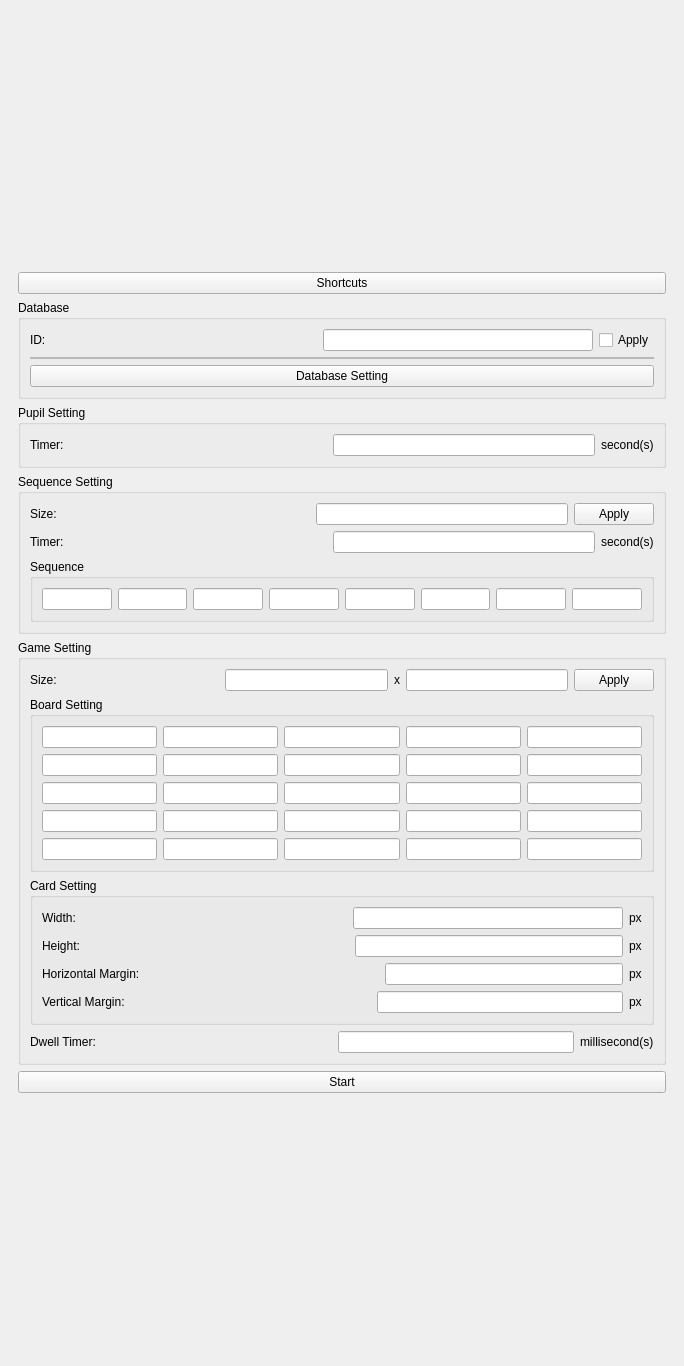
First picture: the form in ui/main.ui, repository DVL-Sejong/GazeTrackerGame, before the edit.
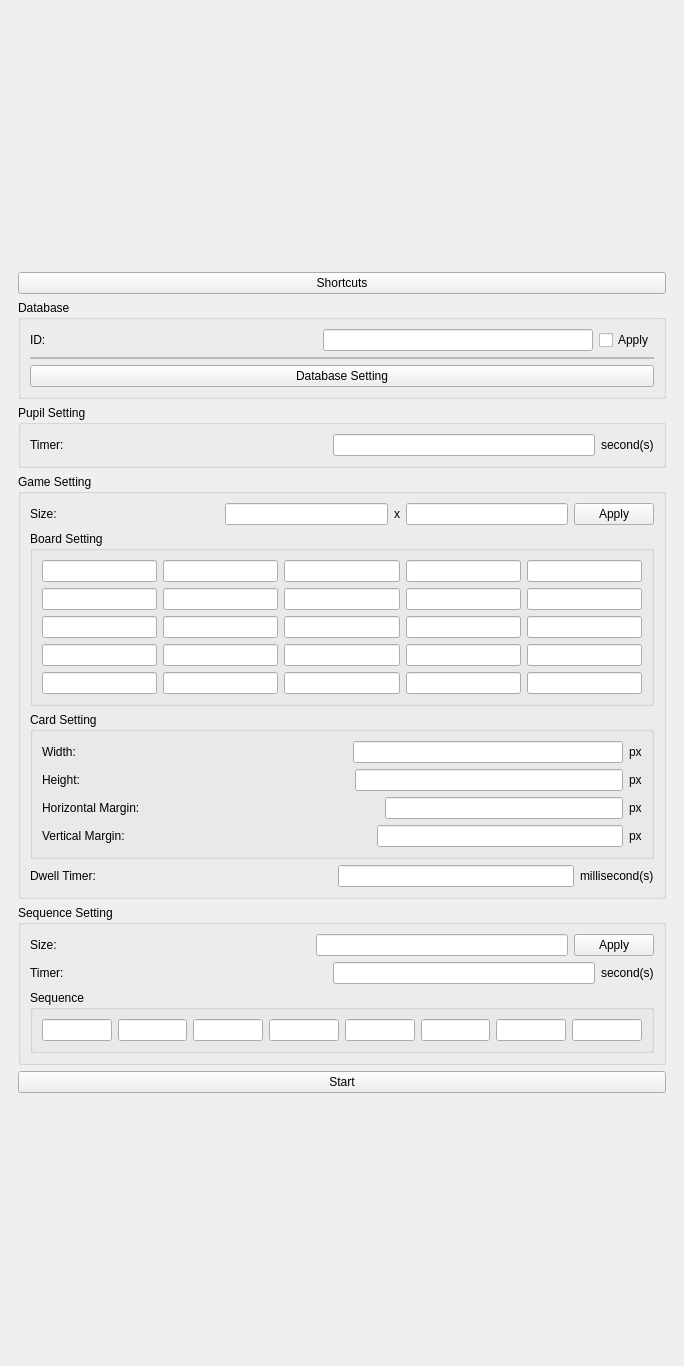
Second picture: the form after the edit.

What changed in the file:
```diff
--- a/ui/main.ui
+++ b/ui/main.ui
@@ -181,120 +181,6 @@
           </layout>
          </widget>
         </item>
-        <item>
-         <widget class="QGroupBox" name="box_sequence">
-          <property name="title">
-           <string>Sequence Setting</string>
-          </property>
-          <layout class="QVBoxLayout" name="verticalLayout_3">
-           <item>
-            <layout class="QHBoxLayout" name="horizontalLayout_6">
-             <item>
-              <widget class="QLabel" name="label_seqsize">
-               <property name="text">
-                <string>Size:</string>
-               </property>
-              </widget>
-             </item>
-             <item>
-              <spacer name="horizontalSpacer_4">
-               <property name="orientation">
-                <enum>Qt::Horizontal</enum>
-               </property>
-               <property name="sizeHint" stdset="0">
-                <size>
-                 <width>40</width>
-                 <height>20</height>
-                </size>
-               </property>
-              </spacer>
-             </item>
-             <item>
-              <widget class="QLineEdit" name="lineEdit_seqsize"/>
-             </item>
-             <item>
-              <widget class="QPushButton" name="pushButton_seqsize">
-               <property name="text">
-                <string>Apply</string>
-               </property>
-              </widget>
-             </item>
-            </layout>
-           </item>
-           <item>
-            <layout class="QHBoxLayout" name="horizontalLayout_9">
-             <item>
-              <widget class="QLabel" name="label_seqtimer">
-               <property name="text">
-                <string>Timer:</string>
-               </property>
-              </widget>
-             </item>
-             <item>
-              <spacer name="horizontalSpacer_11">
-               <property name="orientation">
-                <enum>Qt::Horizontal</enum>
-               </property>
-               <property name="sizeHint" stdset="0">
-                <size>
-                 <width>40</width>
-                 <height>20</height>
-                </size>
-               </property>
-              </spacer>
-             </item>
-             <item>
-              <widget class="QLineEdit" name="lineEdit_seqtimer"/>
-             </item>
-             <item>
-              <widget class="QLabel" name="label_sequnit">
-               <property name="text">
-                <string>second(s)</string>
-               </property>
-              </widget>
-             </item>
-            </layout>
-           </item>
-           <item>
-            <widget class="QGroupBox" name="box_detailed">
-             <property name="title">
-              <string>Sequence</string>
-             </property>
-             <layout class="QVBoxLayout" name="verticalLayout_4">
-              <item>
-               <layout class="QHBoxLayout" name="horizontalLayout_7">
-                <item>
-                 <widget class="QLineEdit" name="lineEdit_seq0"/>
-                </item>
-                <item>
-                 <widget class="QLineEdit" name="lineEdit_seq1"/>
-                </item>
-                <item>
-                 <widget class="QLineEdit" name="lineEdit_seq2"/>
-                </item>
-                <item>
-                 <widget class="QLineEdit" name="lineEdit_seq3"/>
-                </item>
-                <item>
-                 <widget class="QLineEdit" name="lineEdit_seq4"/>
-                </item>
-                <item>
-                 <widget class="QLineEdit" name="lineEdit_seq5"/>
-                </item>
-                <item>
-                 <widget class="QLineEdit" name="lineEdit_seq6"/>
-                </item>
-                <item>
-                 <widget class="QLineEdit" name="lineEdit_seq7"/>
-                </item>
-               </layout>
-              </item>
-             </layout>
-            </widget>
-           </item>
-          </layout>
-         </widget>
-        </item>
         <item>
          <widget class="QGroupBox" name="box_game">
           <property name="title">
@@ -614,6 +500,120 @@
           </layout>
          </widget>
         </item>
+        <item>
+         <widget class="QGroupBox" name="box_sequence">
+          <property name="title">
+           <string>Sequence Setting</string>
+          </property>
+          <layout class="QVBoxLayout" name="verticalLayout_3">
+           <item>
+            <layout class="QHBoxLayout" name="horizontalLayout_6">
+             <item>
+              <widget class="QLabel" name="label_seqsize">
+               <property name="text">
+                <string>Size:</string>
+               </property>
+              </widget>
+             </item>
+             <item>
+              <spacer name="horizontalSpacer_4">
+               <property name="orientation">
+                <enum>Qt::Horizontal</enum>
+               </property>
+               <property name="sizeHint" stdset="0">
+                <size>
+                 <width>40</width>
+                 <height>20</height>
+                </size>
+               </property>
+              </spacer>
+             </item>
+             <item>
+              <widget class="QLineEdit" name="lineEdit_seqsize"/>
+             </item>
+             <item>
+              <widget class="QPushButton" name="pushButton_seqsize">
+               <property name="text">
+                <string>Apply</string>
+               </property>
+              </widget>
+             </item>
+            </layout>
+           </item>
+           <item>
+            <layout class="QHBoxLayout" name="horizontalLayout_9">
+             <item>
+              <widget class="QLabel" name="label_seqtimer">
+               <property name="text">
+                <string>Timer:</string>
+               </property>
+              </widget>
+             </item>
+             <item>
+              <spacer name="horizontalSpacer_11">
+               <property name="orientation">
+                <enum>Qt::Horizontal</enum>
+               </property>
+               <property name="sizeHint" stdset="0">
+                <size>
+                 <width>40</width>
+                 <height>20</height>
+                </size>
+               </property>
+              </spacer>
+             </item>
+             <item>
+              <widget class="QLineEdit" name="lineEdit_seqtimer"/>
+             </item>
+             <item>
+              <widget class="QLabel" name="label_sequnit">
+               <property name="text">
+                <string>second(s)</string>
+               </property>
+              </widget>
+             </item>
+            </layout>
+           </item>
+           <item>
+            <widget class="QGroupBox" name="box_detailed">
+             <property name="title">
+              <string>Sequence</string>
+             </property>
+             <layout class="QVBoxLayout" name="verticalLayout_4">
+              <item>
+               <layout class="QHBoxLayout" name="horizontalLayout_7">
+                <item>
+                 <widget class="QLineEdit" name="lineEdit_seq0"/>
+                </item>
+                <item>
+                 <widget class="QLineEdit" name="lineEdit_seq1"/>
+                </item>
+                <item>
+                 <widget class="QLineEdit" name="lineEdit_seq2"/>
+                </item>
+                <item>
+                 <widget class="QLineEdit" name="lineEdit_seq3"/>
+                </item>
+                <item>
+                 <widget class="QLineEdit" name="lineEdit_seq4"/>
+                </item>
+                <item>
+                 <widget class="QLineEdit" name="lineEdit_seq5"/>
+                </item>
+                <item>
+                 <widget class="QLineEdit" name="lineEdit_seq6"/>
+                </item>
+                <item>
+                 <widget class="QLineEdit" name="lineEdit_seq7"/>
+                </item>
+               </layout>
+              </item>
+             </layout>
+            </widget>
+           </item>
+          </layout>
+         </widget>
+        </item>
         <item>
          <widget class="QPushButton" name="pushButton_start">
           <property name="text">
```
